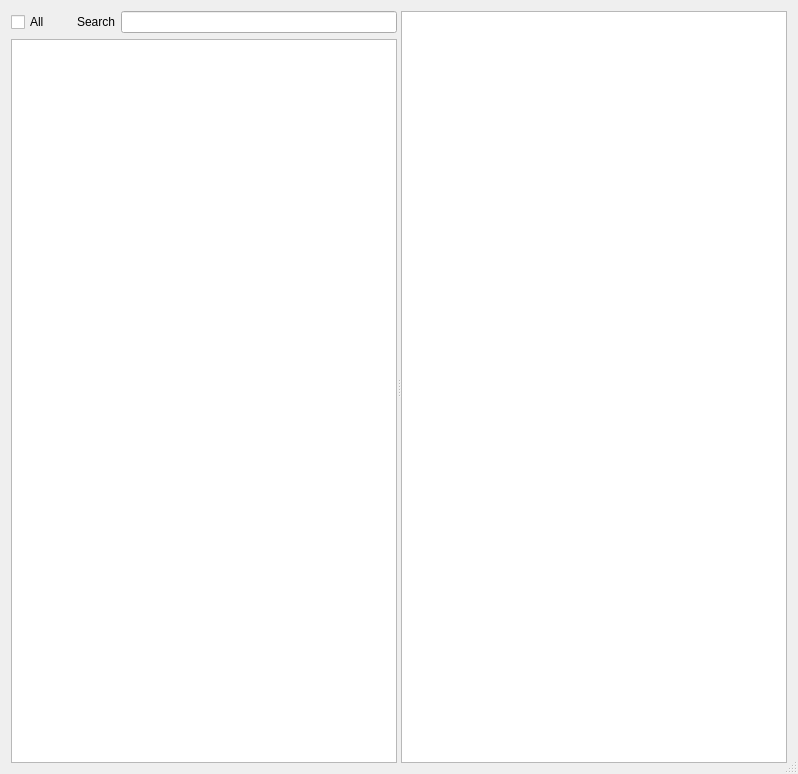
First picture: the form in pianocheetah/rc/dlgfl.ui, repository Stephen-Hazel/PianoCheetah, before the edit.
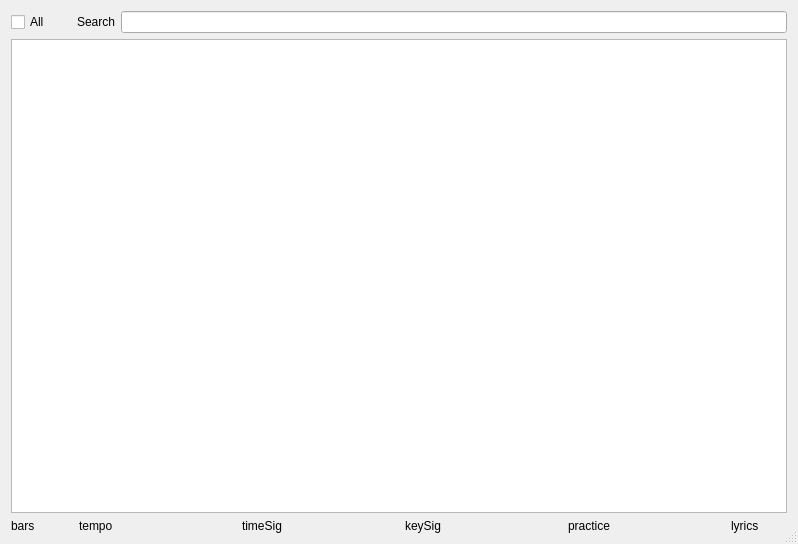
Second picture: the form after the edit.

Diff of the .ui file:
```diff
--- a/pianocheetah/rc/dlgfl.ui
+++ b/pianocheetah/rc/dlgfl.ui
@@ -10,7 +10,7 @@
     <x>0</x>
     <y>0</y>
     <width>798</width>
-    <height>774</height>
+    <height>544</height>
    </rect>
   </property>
   <property name="windowTitle">
@@ -24,13 +24,6 @@
   </property>
   <layout class="QVBoxLayout" name="layFL">
    <item>
-    <widget class="QSplitter" name="spl">
-     <property name="orientation">
-      <enum>Qt::Orientation::Horizontal</enum>
-     </property>
-     <widget class="QWidget" name="layoutWidget">
-      <layout class="QVBoxLayout" name="vl1">
-       <item>
         <layout class="QHBoxLayout" name="hl">
          <item>
           <widget class="QCheckBox" name="all">
@@ -67,22 +60,81 @@
          </property>
         </widget>
        </item>
-      </layout>
-     </widget>
-     <widget class="QWidget" name="layoutWidget2">
-      <layout class="QVBoxLayout" name="vl2">
+   <item>
+    <layout class="QHBoxLayout" name="hl2">
+     <property name="spacing">
+      <number>12</number>
+     </property>
+     <item>
+      <widget class="QLabel" name="bars">
+       <property name="sizePolicy">
+        <sizepolicy hsizetype="Maximum" vsizetype="Preferred">
+         <horstretch>56</horstretch>
+         <verstretch>0</verstretch>
+        </sizepolicy>
+       </property>
+       <property name="maximumSize">
+        <size>
+         <width>56</width>
+         <height>16777215</height>
+        </size>
+       </property>
+       <property name="text">
+        <string>bars</string>
+       </property>
+      </widget>
+     </item>
        <item>
-        <widget class="QTextEdit" name="etc">
-         <property name="font">
-          <font>
-           <family>Noto Mono</family>
-          </font>
-         </property>
-        </widget>
-       </item>
-      </layout>
-     </widget>
-    </widget>
+      <widget class="QLabel" name="tmpo">
+       <property name="maximumSize">
+        <size>
+         <width>16777215</width>
+         <height>16777215</height>
+        </size>
+       </property>
+       <property name="text">
+        <string>tempo</string>
+       </property>
+      </widget>
+     </item>
+     <item>
+      <widget class="QLabel" name="tsig">
+       <property name="text">
+        <string>timeSig</string>
+       </property>
+      </widget>
+     </item>
+     <item>
+      <widget class="QLabel" name="ksig">
+       <property name="text">
+        <string>keySig</string>
+       </property>
+      </widget>
+     </item>
+     <item>
+      <widget class="QLabel" name="prac">
+       <property name="text">
+        <string>practice</string>
+       </property>
+      </widget>
+     </item>
+     <item>
+      <widget class="QLabel" name="lyr">
+       <property name="maximumSize">
+        <size>
+         <width>56</width>
+         <height>16777215</height>
+        </size>
+       </property>
+       <property name="text">
+        <string>lyrics</string>
+       </property>
+       <property name="alignment">
+        <set>Qt::AlignmentFlag::AlignLeading|Qt::AlignmentFlag::AlignLeft|Qt::AlignmentFlag::AlignVCenter</set>
+       </property>
+      </widget>
+     </item>
+    </layout>
    </item>
   </layout>
  </widget>
```
Lines whose indentation alone changed are shown as unchanged.
